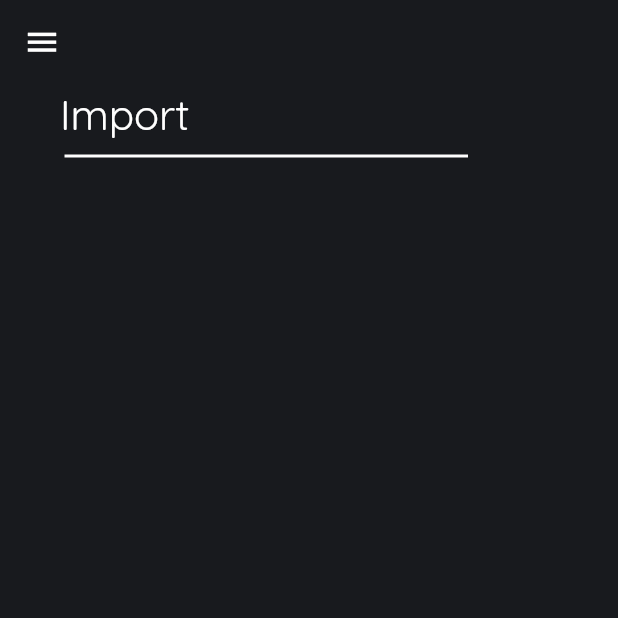
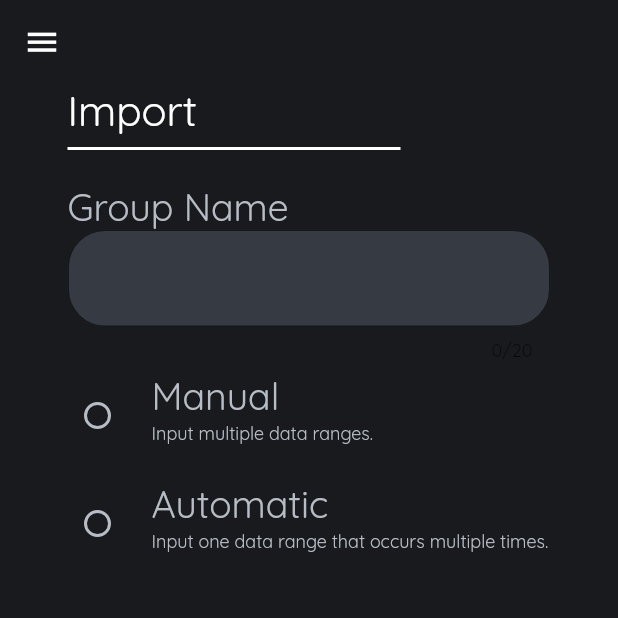
Before and after one commit to dangersflow/stats_viewer, a Flutter app: the ImportPage screen opened directly, on a phone screen of 412 x 824 dp, the top half of it. Run offline on Flutter 3.47's test engine with Material 2 defaults, Android fonts, the phone set to English and light mode, and no system bars; our stand-ins replace flutter_icons.

Commit message:
worked on import page

```diff
--- a/stats_viewer/lib/importPage.dart
+++ b/stats_viewer/lib/importPage.dart
@@ -1,6 +1,9 @@
 import 'package:flutter/material.dart';
 import 'package:flutter/services.dart';
 import 'package:flutter_icons/flutter_icons.dart';
+
+enum ImportMode {manual, automatic}
+List<String> rangesList = [];
 
 class ImportPage extends StatefulWidget {
   ImportPage({Key key}) : super(key: key);
@@ -9,26 +12,162 @@ class ImportPage extends StatefulWidget {
   _ImportPageState createState() => _ImportPageState();
 }
 
-class _ImportPageState extends State<ImportPage> {
+class _ImportPageState extends State<ImportPage> with TickerProviderStateMixin {
+
+  ImportMode _modeSelected;
+  AnimationController _controller;
+  Animation<double> _animation;
+
+  AnimationController _controller2;
+  Animation<double> _animation2;
+
+  @override
+  void initState() {
+    // TODO: implement initState
+    super.initState();
+    _controller = AnimationController(
+    duration: const Duration(milliseconds: 500),
+    vsync: this,
+  );
+    _animation = CurvedAnimation(
+    parent: _controller,
+    curve: Curves.fastOutSlowIn,
+  );
+
+  _controller2 = AnimationController(
+    duration: const Duration(milliseconds: 500),
+    vsync: this,
+  );
+    _animation2 = CurvedAnimation(
+    parent: _controller,
+    curve: Curves.fastOutSlowIn,
+  );
+
+  rangesList.add("Enter Range");
+  }
+
+  @override
+  void dispose() {
+    super.dispose();
+    _controller.dispose();
+  }
+
   @override
   Widget build(BuildContext context) {
-    return Scaffold(
+    return GestureDetector(
+      onTap: (){
+        FocusScopeNode currentFocus = FocusScope.of(context);
+    if (!currentFocus.hasPrimaryFocus && currentFocus.focusedChild != null) {
+       currentFocus.focusedChild.unfocus();
+    }
+      },
+        child: Scaffold(
+        resizeToAvoidBottomInset: false,
         appBar: AppBar(
           leading: IconButton(icon: Icon(Icons.menu), onPressed: ()=>{}, iconSize: 25,),
           elevation: 0,
         ),
-      body: Column(
+        body: Container(
+          padding: EdgeInsets.fromLTRB(45, 0, 45, 0),
+          child: Column(
             mainAxisAlignment: MainAxisAlignment.start,
               crossAxisAlignment: CrossAxisAlignment.start,
               children: <Widget>[
-            Row(
+                Text("Import", style: TextStyle(fontSize: 28, color: Colors.white),),
+                Divider(color: Colors.white, endIndent: 100, indent: 0, thickness: 2,),
+                Container(padding: EdgeInsets.fromLTRB(0, 0, 0, 15)),
+                Text("Group Name", style: TextStyle(fontSize: 25, color: Color(0xFFB7BCC5)),),
+                TextFormField(
+                  decoration: InputDecoration(
+                    border: OutlineInputBorder(
+                      borderRadius: BorderRadius.circular(25)
+                    ),
+                    fillColor: Color(0xFF363A43),
+                    filled: true,
+                  ),
+                  maxLength: 20,
+                  style: TextStyle(fontSize: 20, color: Color(0xFFB7BCC5)),
+                ),
+                RadioListTile<ImportMode>(
+                  title: Text("Manual", style: TextStyle(color: Color(0xFFB7BCC5), fontSize: 25),),
+                  value: ImportMode.manual,
+                  groupValue: _modeSelected,
+                  onChanged: (ImportMode value){
+                    setState(() {
+                      _modeSelected = value;
+                      _controller.forward();
+                    });
+                  },
+                  activeColor: Color(0xFFB7BCC5),
+                  contentPadding: EdgeInsets.fromLTRB(-50, 0, 0, 0),
+                  subtitle: Text("Input multiple data ranges.", style: TextStyle(color: Color(0xFFB7BCC5), fontSize: 12),),
+
+                ),
+                SizeTransition(
+                  sizeFactor: _animation,
+                  axis: Axis.vertical,
+                  child: Container(
+                    padding: EdgeInsets.fromLTRB(60, 0, 0, 0),
+                    child: Row(
+                      mainAxisAlignment: MainAxisAlignment.start,
+                      crossAxisAlignment: CrossAxisAlignment.start,
                       children: [
-                Container(padding: EdgeInsets.all(20)),
-                Text("Import", style: TextStyle(fontSize: 28, color: Colors.white),),
+                        Container(margin: EdgeInsets.symmetric(vertical: 10),  width: 1, color: Colors.grey, height: MediaQuery.of(context).size.height / 5 + 100,),
+                        Container(
+                          padding: EdgeInsets.fromLTRB(10, 10, 0, 0),
+                          child: Column(
+                            crossAxisAlignment: CrossAxisAlignment.start,
+                            mainAxisAlignment: MainAxisAlignment.start,
+                          children: [
+                            Text("Ranges", style: TextStyle(color: Color(0xFFB7BCC5), fontSize: 25),),
+                            Container(padding: EdgeInsets.fromLTRB(0, 0, 0, 10),),
+                            Container(
+                              height: MediaQuery.of(context).size.height / 4,
+                              width: MediaQuery.of(context).size.width / 1.7,
+                              child: ListView.builder(
+                              shrinkWrap: true,
+                              physics: AlwaysScrollableScrollPhysics(),
+                              itemCount: 10,
+                              itemBuilder: (context, index){
+                                return TextFormField(
+                                                      decoration: InputDecoration(
+                                                        border: OutlineInputBorder(
+                                                          borderRadius: BorderRadius.circular(25)
+                                                        ),
+                                                        fillColor: Color(0xFF363A43),
+                                                        filled: true,
+                                                      ),
+                                                      maxLength: 20,
+                                                      style: TextStyle(fontSize: 20, color: Color(0xFFB7BCC5)),
+                                                    );
+                              },
+                            ),
+                            )
                           ],
                         ),
-            Divider(color: Colors.white, endIndent: 100, indent: 43, thickness: 2,),
+                        )
+                      ],
+                    )
+                    ),
+                ),
+                RadioListTile<ImportMode>(
+                  title: Text("Automatic", style: TextStyle(color: Color(0xFFB7BCC5), fontSize: 25),),
+                  value: ImportMode.automatic,
+                  groupValue: _modeSelected,
+                  onChanged: (ImportMode value){
+                    setState(() {
+                      _modeSelected = value;
+                      _controller.reverse();
+                    });
+                  },
+                  activeColor: Color(0xFFB7BCC5),
+                  contentPadding: EdgeInsets.fromLTRB(-50, 0, 0, 0),
+                  subtitle: Text("Input one data range that occurs multiple times.", style: TextStyle(color: Color(0xFFB7BCC5), fontSize: 12),),
+
+                ),
               ]
+          ),
+        )
       ),
     );
   }
--- a/stats_viewer/lib/main.dart
+++ b/stats_viewer/lib/main.dart
@@ -30,7 +30,8 @@ class MyApp extends StatelessWidget {
         // is not restarted.
         primaryColor: Color(0xFF181A1E),
         scaffoldBackgroundColor: Color(0xFF181A1E),
-        fontFamily: "Quicksand"
+        fontFamily: "Quicksand",
+        unselectedWidgetColor: Color(0xFFB7BCC5)
       ),
       home: MyHomePage(title: 'Flutter Demo Home Page'),
     );
@@ -130,7 +131,7 @@ class _MyHomePageState extends State<MyHomePage> {
         child: Icon(Icons.add),
         backgroundColor: Color(0xFF272B31),
       ), // This trailing comma makes auto-formatting nicer for build methods.
-
+        //bruh
     );
   }
 }
--- a/stats_viewer/pubspec.yaml
+++ b/stats_viewer/pubspec.yaml
@@ -23,7 +23,6 @@ environment:
 dependencies:
   flutter:
     sdk: flutter
-    uses-material-design: true
 
 
 
```
Lines whose indentation alone changed are shown as unchanged.
